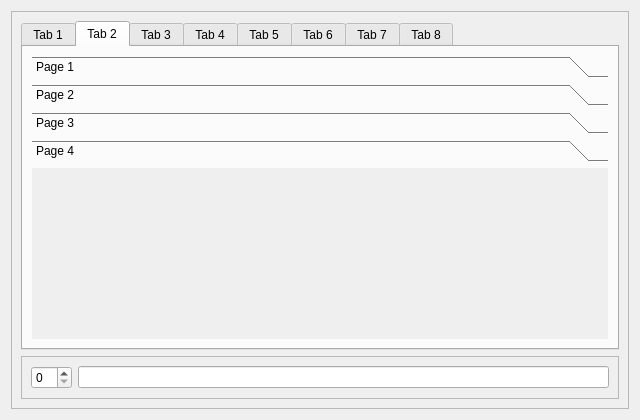
This is Qt/my_programm/_For_tests/src/for_tests_mainbox_gui/src/ui/for_tests_mainbox_gui.ui in RinatB2017/mega_GIT as Qt 5 draws it before an edit. The edited form follows.
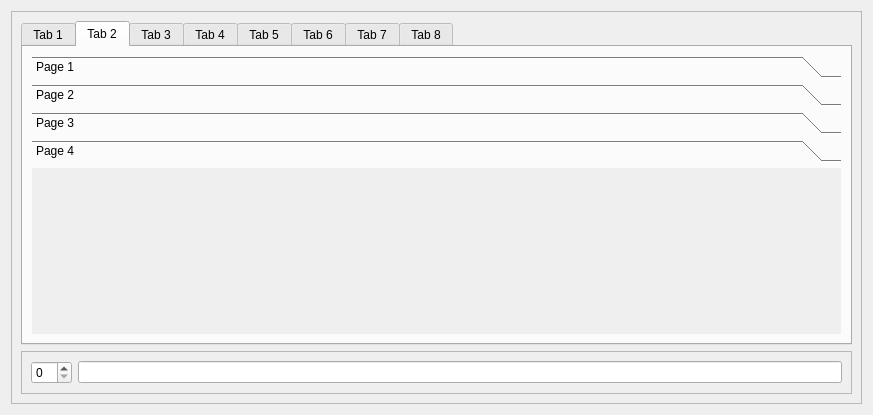
This is the edited form. The open tabs and pages were chosen to show the change. Icons and pictures are not drawn. Custom widgets are drawn as their Qt base class.

```diff
--- a/Qt/my_programm/_For_tests/src/for_tests_mainbox_gui/src/ui/for_tests_mainbox_gui.ui
+++ b/Qt/my_programm/_For_tests/src/for_tests_mainbox_gui/src/ui/for_tests_mainbox_gui.ui
@@ -6,8 +6,8 @@
    <rect>
     <x>0</x>
     <y>0</y>
-    <width>640</width>
-    <height>420</height>
+    <width>873</width>
+    <height>415</height>
    </rect>
   </property>
   <layout class="QHBoxLayout" name="horizontalLayout">
@@ -112,8 +112,8 @@
               <rect>
                <x>0</x>
                <y>0</y>
-               <width>578</width>
-               <height>169</height>
+               <width>831</width>
+               <height>177</height>
               </rect>
              </property>
              <attribute name="icon">
```
Left out of the diff: 12 changed lines with no effect on the pictures.
